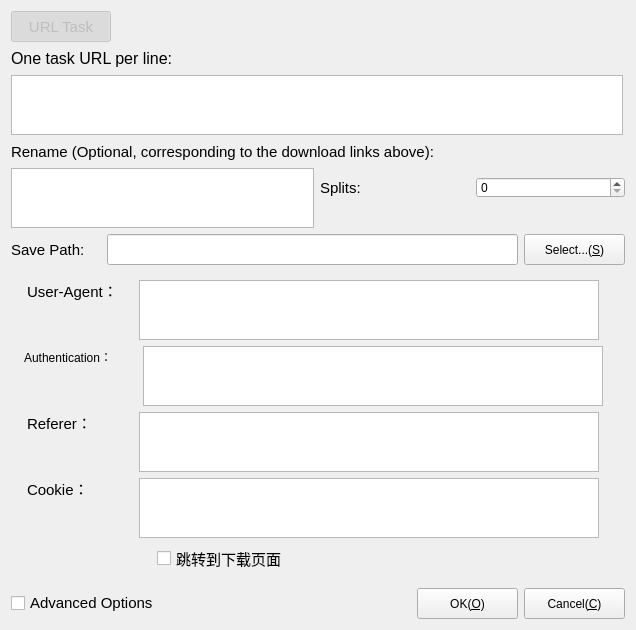
Before: the Qt Designer form src/NewDownloadDialog.ui in L-Super/FlowD, drawn with Qt 5.
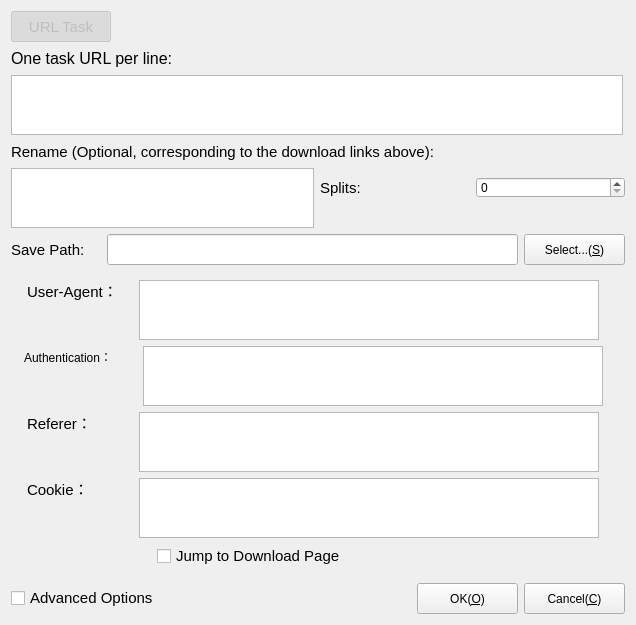
After: the same form once the commit is applied.

Commit message: feature: add basic logic for DownloadItemWidget

Patch:
```diff
--- a/src/NewDownloadDialog.ui
+++ b/src/NewDownloadDialog.ui
@@ -583,7 +583,7 @@
            </font>
           </property>
           <property name="text">
-           <string>跳转到下载页面</string>
+           <string>Jump to Download Page</string>
           </property>
          </widget>
         </item>
```
The commit also changes 8 other files.
